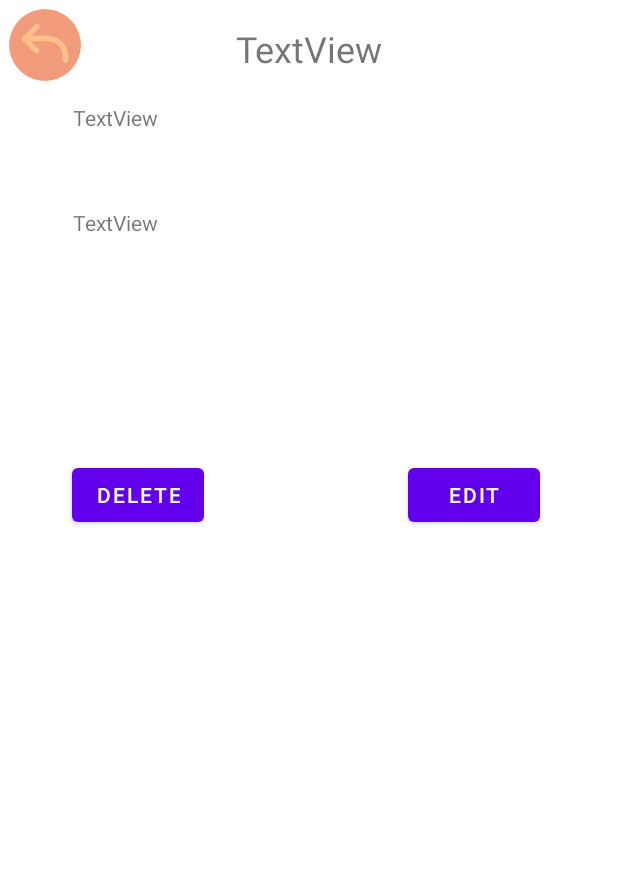
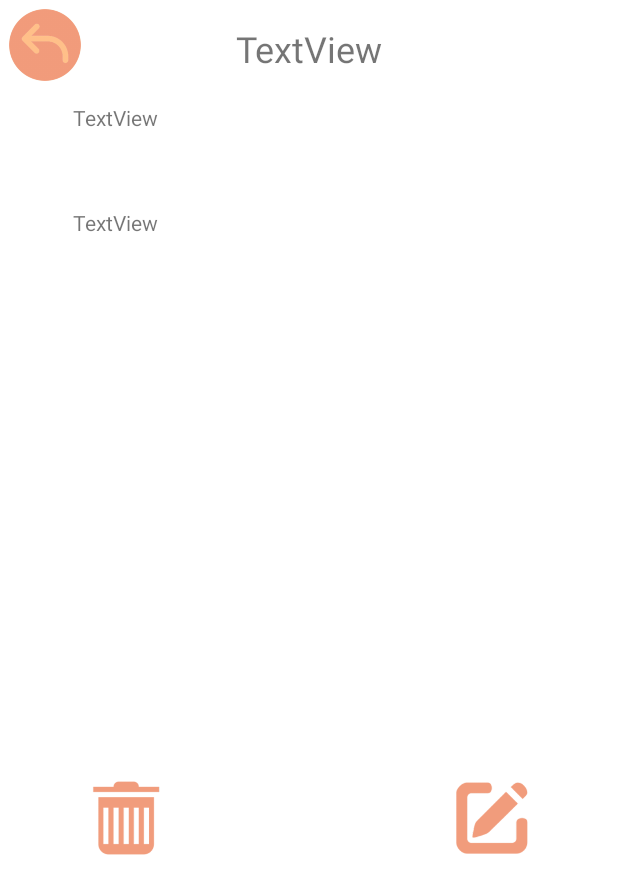
Before and after one commit to TorchTheo/Note, an Android app: the layout dialog_show_note.xml on its own in the app's theme, with its tools: preview values and no code run, on a phone screen of 412 x 824 dp. Shown: the top 894 px of the screen. Run offline under Robolectric (Android 15) with nearby library versions, the phone set to English and light mode, and no system bars.

Commit message:
Buttons & textSize

```diff
--- a/app/src/main/java/com/pang/notetoself/DialogShowNote.kt
+++ b/app/src/main/java/com/pang/notetoself/DialogShowNote.kt
@@ -24,8 +24,8 @@ class DialogShowNote(val adapter: NoteAdapter) : DialogFragment() {
         val txtDescription = dialogView.findViewById<TextView>(R.id.txtDescription)
         val showTime = dialogView.findViewById<TextView>(R.id.showTime)
 
-        val editNote = dialogView.findViewById<Button>(R.id.editNote)
-        val deleteNote = dialogView.findViewById<Button>(R.id.deleteNode)
+        val editNote = dialogView.findViewById<ImageButton>(R.id.editNote)
+        val deleteNote = dialogView.findViewById<ImageButton>(R.id.deleteNode)
 
         txtDescription.setMovementMethod(ScrollingMovementMethod.getInstance())
 
--- a/app/src/main/res/layout/dialog_show_note.xml
+++ b/app/src/main/res/layout/dialog_show_note.xml
@@ -29,26 +29,6 @@
         app:layout_constraintStart_toStartOf="parent"
         app:layout_constraintTop_toBottomOf="@+id/showTime" />
 
-    <Button
-        android:id="@+id/editNote"
-        android:layout_width="wrap_content"
-        android:layout_height="wrap_content"
-        android:layout_marginTop="48dp"
-        android:layout_marginEnd="52dp"
-        android:text="edit"
-        app:layout_constraintEnd_toEndOf="parent"
-        app:layout_constraintTop_toBottomOf="@+id/txtDescription" />
-
-    <Button
-        android:id="@+id/deleteNode"
-        android:layout_width="wrap_content"
-        android:layout_height="wrap_content"
-        android:layout_marginStart="48dp"
-        android:layout_marginTop="48dp"
-        android:text="Delete"
-        app:layout_constraintStart_toStartOf="parent"
-        app:layout_constraintTop_toBottomOf="@+id/txtDescription" />
-
     <ImageButton
         android:id="@+id/btnShowOk"
         android:layout_width="60dp"
@@ -70,4 +50,28 @@
         app:layout_constraintStart_toStartOf="parent"
         app:layout_constraintTop_toBottomOf="@+id/txtTitle" />
 
+    <ImageButton
+        android:id="@+id/deleteNode"
+        android:layout_width="48dp"
+        android:layout_height="49dp"
+        android:layout_marginStart="60dp"
+        android:layout_marginTop="16dp"
+        android:layout_marginBottom="8dp"
+        android:background="@drawable/delete"
+        app:layout_constraintBottom_toBottomOf="parent"
+        app:layout_constraintStart_toStartOf="parent"
+        app:layout_constraintTop_toBottomOf="@+id/txtDescription" />
+
+    <ImageButton
+        android:id="@+id/editNote"
+        android:layout_width="48dp"
+        android:layout_height="48dp"
+        android:layout_marginTop="16dp"
+        android:layout_marginEnd="60dp"
+        android:layout_marginBottom="8dp"
+        android:background="@drawable/edit"
+        app:layout_constraintBottom_toBottomOf="parent"
+        app:layout_constraintEnd_toEndOf="parent"
+        app:layout_constraintTop_toBottomOf="@+id/txtDescription" />
+
 </androidx.constraintlayout.widget.ConstraintLayout>
--- a/app/src/main/res/layout/listitem.xml
+++ b/app/src/main/res/layout/listitem.xml
@@ -24,7 +24,8 @@
             android:layout_height="wrap_content"
             android:layout_gravity="center"
             android:text="TextView"
-            android:textColor="@color/color6" />
+            android:textColor="@color/color6"
+            android:textSize="24sp" />
     </LinearLayout>
 
     <TextView
@@ -35,7 +36,7 @@
         android:ellipsize="end"
         android:maxEms="15"
         android:singleLine="true"
-        android:textSize="18sp" />
+        android:textSize="14sp" />
 
     <TextView
         android:id="@+id/briefTime"
```
Also changed, not shown: app/src/main/res/layout/activity_main.xml (+10 -11 lines).
